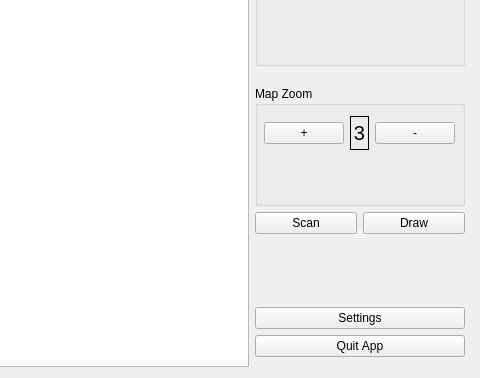
Qt form ui/app_main.ui (tonysln/delta-wifi-pos) before a commit; both pictures show x 450 to 930 and y 354 to 732 of the 930 by 732 pixel window.
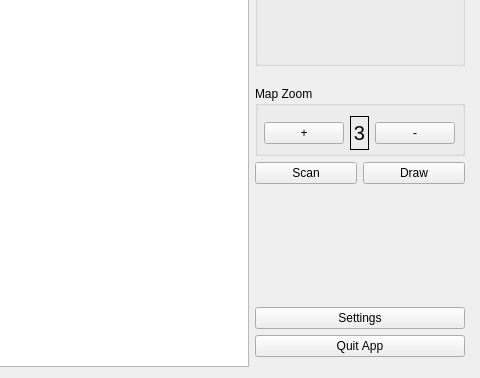
The same form after that commit.

Commit message: Introduce distance threshold; 1.001 pow RSSI as weight; max_dist for precision

Patch:
```diff
--- a/ui/app_main.ui
+++ b/ui/app_main.ui
@@ -268,7 +268,7 @@
          <property name="minimumSize">
           <size>
            <width>210</width>
-           <height>120</height>
+           <height>70</height>
           </size>
          </property>
          <property name="title">
```
The commit also changes 2 other files.
